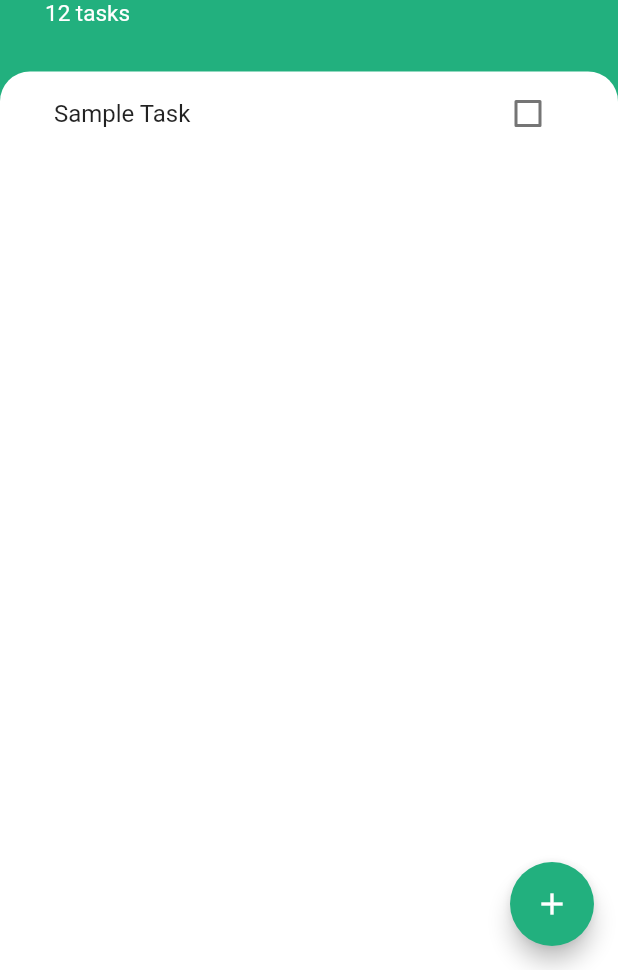
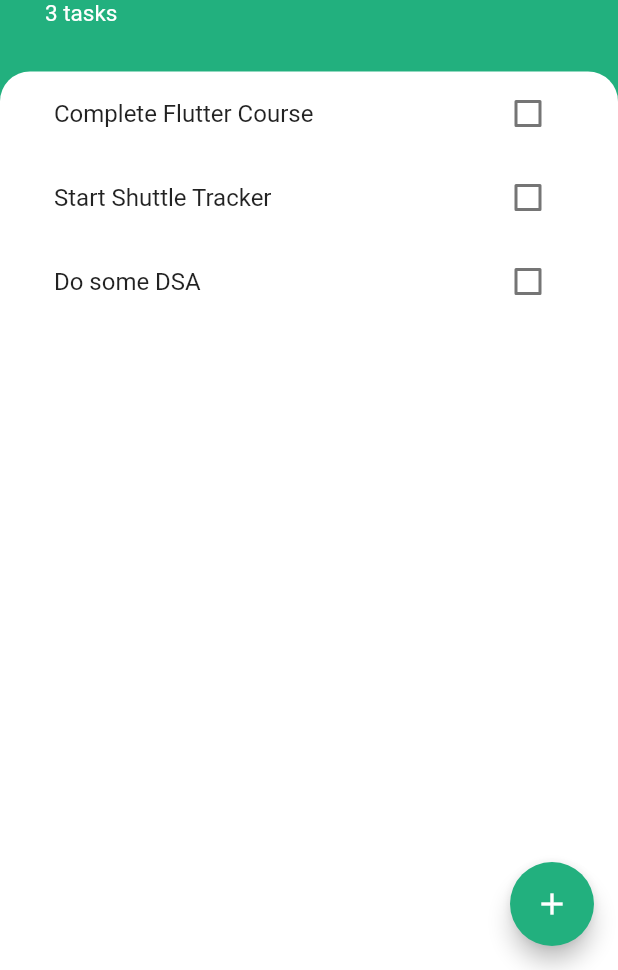
Before and after one commit to Arsh-78/To-Do-_App-, a Flutter app: the screen it shows after launch, on a phone screen of 412 x 824 dp, the part 266-1236 px from its top. Run offline on Flutter 3.47's test engine with Material 2 defaults, Android fonts, the phone set to English and light mode, and no system bars.

Commit message:
Level 1 Provider task ,Turned ,Material App to ChangeNotifier provider,And task Screen and List to Stateless Widgets

```diff
--- /dev/null
+++ b/lib/data/tasks_data.dart
@@ -0,0 +1,17 @@
+import 'package:flutter/material.dart';
+
+import '../modals/task.dart';
+
+class TasksData extends ChangeNotifier {
+  List<Task> tasks = [
+    Task(name: 'Complete Flutter Course'),
+    Task(name: 'Start Shuttle Tracker'),
+    Task(name: 'Do some DSA')
+  ];
+
+  void addTask(String newTaskTitle) {
+    tasks.add(
+      Task(name: newTaskTitle),
+    );
+  }
+}
--- a/lib/main.dart
+++ b/lib/main.dart
@@ -1,4 +1,6 @@
 import 'package:flutter/material.dart';
+import 'package:provider/provider.dart';
+import 'package:todo_app/data/tasks_data.dart';
 import 'package:todo_app/screens/tasks_screen.dart';
 
 void main() {
@@ -8,8 +10,11 @@ void main() {
 class MyApp extends StatelessWidget {
   @override
   Widget build(BuildContext context) {
-    return MaterialApp(
-      home: TaskScreen(),
+    return ChangeNotifierProvider(
+      create: (BuildContext context) => TasksData(),
+      child: MaterialApp(
+        home: TaskScreen(),
+      ),
     );
   }
 }
--- /dev/null
+++ b/lib/modals/task.dart
@@ -0,0 +1,10 @@
+class Task {
+  final String name;
+  bool isDone;
+
+  Task({required this.name, this.isDone = false});
+
+  void doneToggle() {
+    isDone = !isDone;
+  }
+}
--- a/lib/screens/tasks_screen.dart
+++ b/lib/screens/tasks_screen.dart
@@ -1,4 +1,6 @@
 import 'package:flutter/material.dart';
+import 'package:provider/provider.dart';
+import 'package:todo_app/data/tasks_data.dart';
 
 import '../widgets/task_list.dart';
 import 'add_task_screen.dart';
@@ -17,7 +19,14 @@ class TaskScreen extends StatelessWidget {
             builder: (context) => SingleChildScrollView(
               padding: EdgeInsets.only(
                   bottom: MediaQuery.of(context).viewInsets.bottom),
-              child: AddTaskScreen(),
+              child: AddTaskScreen(
+                updateListCallback: (newTaskTitle) {
+                  /*     setState(() {
+                    tasks.add(Task(name: newTaskTitle));
+                  });*/
+                  Navigator.pop(context);
+                },
+              ),
             ),
           );
         },
@@ -48,7 +57,7 @@ class TaskScreen extends StatelessWidget {
                       fontWeight: FontWeight.w700),
                 ),
                 Text(
-                  '12 tasks',
+                  '${Provider.of<TasksData>(context).tasks.length} tasks',
                   style: TextStyle(color: Colors.white, fontSize: 15.0),
                 ),
               ],
--- a/lib/widgets/task_list.dart
+++ b/lib/widgets/task_list.dart
@@ -1,13 +1,23 @@
 import 'package:flutter/material.dart';
+import 'package:provider/provider.dart';
+import 'package:todo_app/data/tasks_data.dart';
 import 'package:todo_app/widgets/task_tile.dart';
 
 class TasksList extends StatelessWidget {
   @override
   Widget build(BuildContext context) {
-    return ListView(
-      children: [
-        TaskTile(),
-      ],
-    );
+    return ListView.builder(
+      itemBuilder: (context, index) {
+        return TaskTile(
+            isChecked: Provider.of<TasksData>(context).tasks[index].isDone,
+            taskTitle: Provider.of<TasksData>(context).tasks[index].name,
+            checkBoxCallBack: (bool? checkBoxState) {
+              /*setState(() {
+                widget.tasks[index].doneToggle();
+              });*/
+            });
+      },
+      itemCount: Provider.of<TasksData>(context).tasks.length,
+    ); //the positions and locations of all the widgets reside in build contexr which help to render them
   }
 }
--- a/lib/widgets/task_tile.dart
+++ b/lib/widgets/task_tile.dart
@@ -1,49 +1,36 @@
 import 'package:flutter/material.dart';
 
-class TaskTile extends StatefulWidget {
-  @override
-  State<TaskTile> createState() => _TaskTileState();
-}
+class TaskTile extends StatelessWidget {
+  bool isChecked = false;
+  final String taskTitle;
+  final void Function(bool?) checkBoxCallBack;
+  TaskTile(
+      {required this.isChecked,
+      required this.taskTitle,
+      required this.checkBoxCallBack});
 
-class _TaskTileState extends State<TaskTile> {
-  bool isChecked = false;
-
-  void checkBoxCallback(bool? checkBoxState) {
+/*  void checkBoxCallback(bool? checkBoxState) {
     setState(() {
       isChecked =
-          checkBoxState!; /*Since the isChecked will be used to update both checkbo and Text so we make the tile widget statefull,this makes us make the check box stateless,
-      we cant really use setState() there but without that we cant really change the variable to we pass a CALLBACK from tile to box and use tile in that callback*/
+          checkBoxState!; */ /*Since the isChecked will be used to update both checkbo and Text so we make the tile widget statefull,this makes us make the check box stateless,
+      we cant really use setState() there but without that we cant really change the variable to we pass a CALLBACK from tile to box and use tile in that callback*/ /*
     });
-  }
+  }*/
 
   @override
   Widget build(BuildContext context) {
     return ListTile(
       title: Text(
-        'Sample Task',
+        taskTitle,
         style: TextStyle(
             decoration: isChecked ? TextDecoration.lineThrough : null),
       ),
-      trailing: TaskCheckBox(
-        checkedBoxState: isChecked,
-        toggleCheckBoxState: checkBoxCallback,
+      trailing: Checkbox(
+        activeColor: Colors.green,
+        value: isChecked,
+        onChanged: checkBoxCallBack,
+        // onChanged: toggleCheckBoxState,
       ),
     );
   }
 }
-
-class TaskCheckBox extends StatelessWidget {
-  final bool checkedBoxState;
-  final void Function(bool?) toggleCheckBoxState;
-
-  TaskCheckBox(
-      {required this.checkedBoxState, required this.toggleCheckBoxState});
-  @override
-  Widget build(BuildContext context) {
-    return Checkbox(
-      activeColor: Colors.green,
-      value: checkedBoxState,
-      onChanged: toggleCheckBoxState,
-    );
-  }
-}
--- a/pubspec.yaml
+++ b/pubspec.yaml
@@ -34,6 +34,7 @@ dependencies:
   # The following adds the Cupertino Icons font to your application.
   # Use with the CupertinoIcons class for iOS style icons.
   cupertino_icons: ^1.0.2
+  provider: ^6.0.0
 
 dev_dependencies:
   flutter_test:
```
Also changed, not shown: lib/screens/add_task_screen.dart (+15 -2 lines), pubspec.lock.
